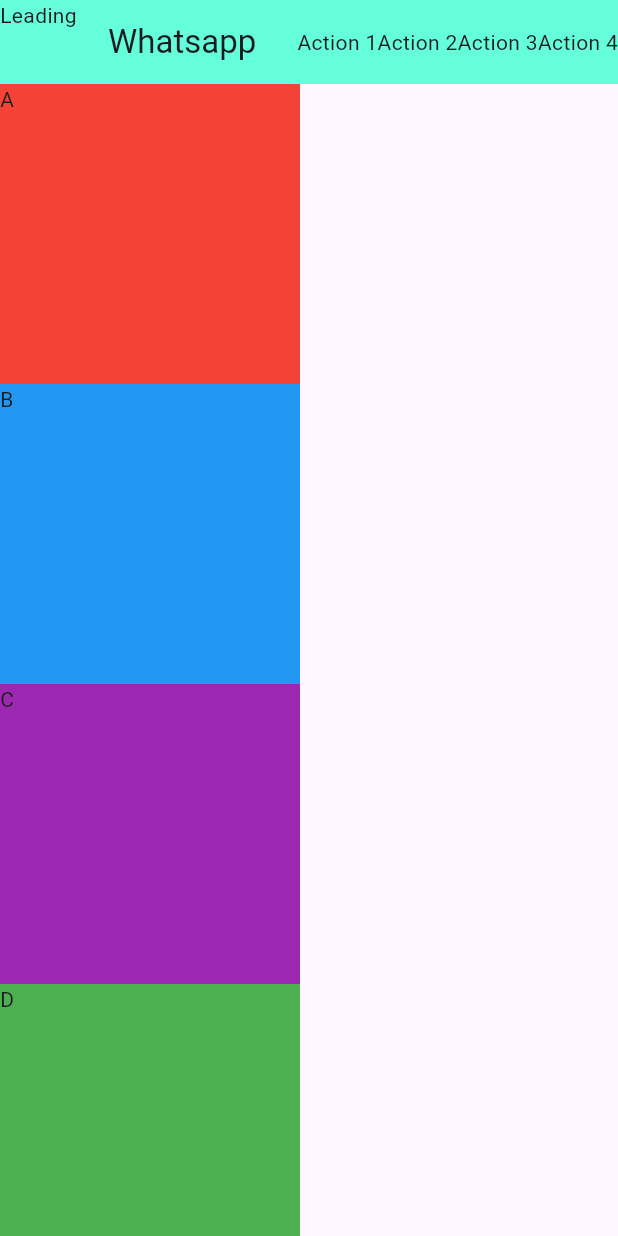
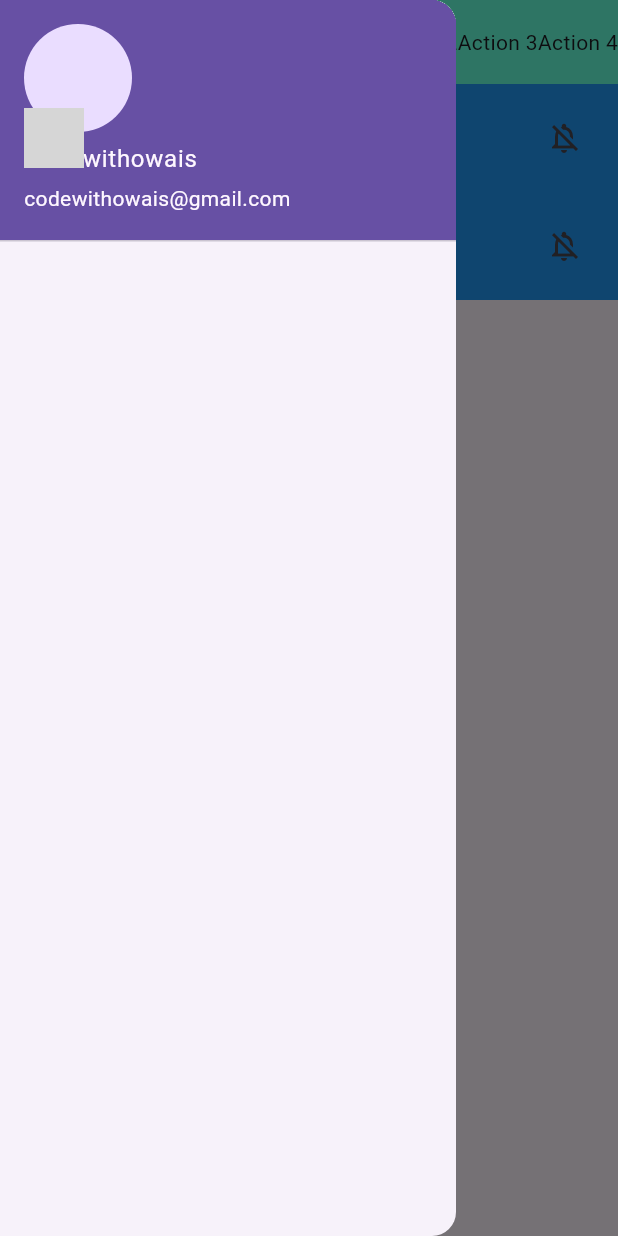
Before and after one commit to codewithowais/dart-loops-function-basics, a Flutter app: the screen it shows after launch, with the side drawer open (before the commit the screen has no drawer), on a phone screen of 412 x 824 dp. Run offline on Flutter 3.47's test engine with Material 3 defaults, Android fonts, the phone set to English and light mode, and no system bars; network calls fail; grey boxes are pictures that could not be loaded.

Commit message:
whatsapp ui jpk

```diff
--- /dev/null
+++ b/ecommerceb1/lib/home.dart
@@ -0,0 +1,71 @@
+import 'package:ecommerceb1/chat.dart';
+import 'package:flutter/material.dart';
+
+class HomeView extends StatelessWidget {
+  const HomeView({super.key});
+
+  @override
+  Widget build(BuildContext context) {
+    return Scaffold(
+      appBar: AppBar(
+        backgroundColor: Colors.tealAccent,
+        // leading: const Text("Leading"),
+        title: const Text("Whatsapp"),
+        actions: const [
+          Text("Action 1"),
+          Text("Action 2"),
+          Text("Action 3"),
+          Text("Action 4"),
+        ],
+      ),
+      body: ListView(
+        children: [
+          ListTile(
+            onTap: () {
+              Navigator.push(
+                context,
+                MaterialPageRoute(
+                  builder: (context) => const ChatView(),
+                ),
+              );
+            },
+            tileColor: Colors.blue,
+            leading: const CircleAvatar(
+              backgroundImage: NetworkImage(
+                  'https://media.istockphoto.com/id/1476170969/photo/portrait-of-young-man-ready-for-job-business-concept.jpg?s=2048x2048&w=is&k=20&c=yif473DFhN451o-tNC1tASFFoP5QTOYcqS26dhEbv6U='),
+            ),
+            title: const Text("Ali"),
+            subtitle: const Text('Helloooo........'),
+            trailing: const Icon(Icons.notifications_off_outlined),
+          ),
+          const ListTile(
+            tileColor: Colors.blue,
+            leading: CircleAvatar(
+              backgroundImage: AssetImage('assets/images/ai-generated.jpg'),
+            ),
+            title: Text("Ali"),
+            subtitle: Text('Helloooo........'),
+            trailing: Icon(Icons.notifications_off_outlined),
+          ),
+        ],
+      ),
+      drawer: Drawer(
+        child: Container(
+          child: const Column(
+            children: [
+              // DrawerHeader(
+              //   decoration: BoxDecoration(color: Colors.red),
+              //   child: Text("Hello"),
+              // )
+              UserAccountsDrawerHeader(
+                currentAccountPicture: CircleAvatar(),
+                accountName: Text("Codewithowais"),
+                accountEmail: Text("codewithowais@gmail.com"),
+              ),
+            ],
+          ),
+        ),
+      ),
+    );
+  }
+}
--- a/ecommerceb1/lib/main.dart
+++ b/ecommerceb1/lib/main.dart
@@ -1,3 +1,4 @@
+import 'package:ecommerceb1/home.dart';
 import 'package:flutter/material.dart';
 
 void main() {
@@ -9,40 +10,8 @@ class MyApp extends StatelessWidget {
 
   @override
   Widget build(BuildContext context) {
-    return MaterialApp(
-      home: Scaffold(
-        appBar: AppBar(
-          backgroundColor: Colors.tealAccent,
-          leading: const Text("Leading"),
-          title: const Text("Whatsapp"),
-          actions: const [
-            Text("Action 1"),
-            Text("Action 2"),
-            Text("Action 3"),
-            Text("Action 4"),
-          ],
-        ),
-        body: SingleChildScrollView(
-          scrollDirection: Axis.vertical,
-          child: Column(
-            children: [
-              customContainer(200, 200, Colors.red, "A"),
-              customContainer(200, 200, Colors.blue, "B"),
-              customContainer(200, 200, Colors.purple, "C"),
-              customContainer(200, 200, Colors.green, "D"),
-            ],
-          ),
-        ),
-      ),
+    return const MaterialApp(
+      home: HomeView(),
     );
   }
 }
-
-Widget customContainer(double height, double width, Color color, String title) {
-  return Container(
-    height: height,
-    width: width,
-    color: color,
-    child: Text(title),
-  );
-}
```
Also changed, not shown: ecommerceb1/lib/about.dart (added, +19 -0 lines), ecommerceb1/lib/chat.dart (added, +19 -0 lines), ecommerceb1/lib/widgets/custom-container.dart (added, +10 -0 lines), ecommerceb1/pubspec.yaml (+3 -5 lines), ecommerceb1/assets/images/ai-generated.jpg (added).
